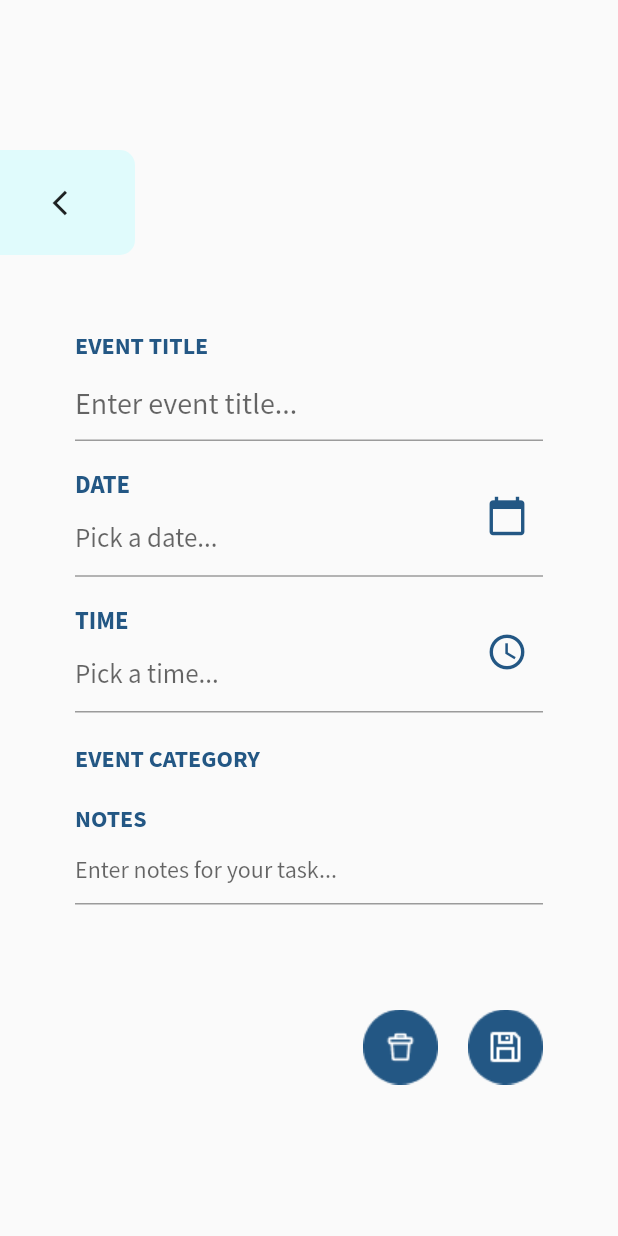
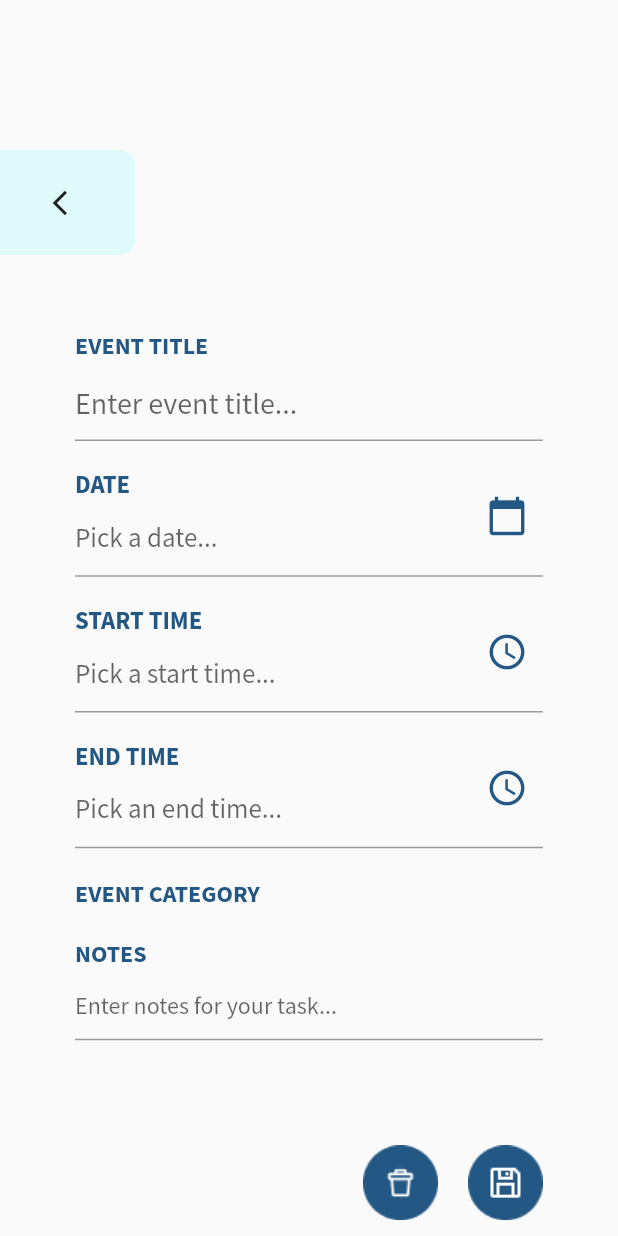
Before and after one commit to iMaro40/CS192_S2_Group5, a Flutter app: the AddEvent screen opened directly, on a phone screen of 412 x 824 dp. Run offline on Flutter 3.47's test engine with Material 2 defaults, Android fonts, the phone set to English and light mode, and no system bars; our stand-ins replace cloud_firestore, firebase_auth, firebase_core, ionicons; missing offline and left inert: dart:ffi; accounts and stored records are empty.

Commit message:
Add start and end event time

```diff
--- a/lib/views/calendar/add_event.dart
+++ b/lib/views/calendar/add_event.dart
@@ -15,13 +15,14 @@ class _AddEvent extends State<AddEvent> {
   final TextEditingController _categoryController = TextEditingController();
   final TextEditingController _notesController = TextEditingController();
   final TextEditingController _dateController = TextEditingController();
-  final TextEditingController _timeController = TextEditingController();
+  final TextEditingController _starttimeController = TextEditingController();
+  final TextEditingController _endtimeController = TextEditingController();
 
   DateTime selectedDate = DateTime.now();
   TimeOfDay selectedTime = TimeOfDay.now();
   String _reminder = "1 day before";
 
-    _selectTime(BuildContext context) async {
+    _selectstartTime(BuildContext context) async {
       final TimeOfDay picked = await showTimePicker(
           context: context,
           initialTime: selectedTime);
@@ -30,7 +31,20 @@ class _AddEvent extends State<AddEvent> {
           selectedTime = picked;
           var time =
               "${picked.hour}:${picked.minute}";
-          _timeController.text = time;
+          _starttimeController.text = time;
+        });
+    }
+
+    _selectendTime(BuildContext context) async {
+      final TimeOfDay picked = await showTimePicker(
+          context: context,
+          initialTime: selectedTime);
+      if (picked != null && picked != selectedTime)
+        setState(() {
+          selectedTime = picked;
+          var time =
+              "${picked.hour}:${picked.minute}";
+          _endtimeController.text = time;
         });
     }
 
@@ -139,23 +153,57 @@ class _AddEvent extends State<AddEvent> {
                   ),
                   SizedBox(height: 10.0),
                   GestureDetector(
-                    onTap: () => _selectTime(context),
+                    onTap: () => _selectstartTime(context),
                     child: AbsorbPointer(
                       child: TextFormField(
-                        controller: _timeController,
+                        controller: _starttimeController,
                         style: TextStyle(
                           color: Colors.black,
                           fontSize: 18
                         ),
                         decoration: InputDecoration(
-                          labelText: "TIME",
+                          labelText: "START TIME",
                           labelStyle: TextStyle(
                             color: dark_blue,
                             fontWeight: FontWeight.bold,
                             fontSize: 22
                           ),
                           floatingLabelBehavior: FloatingLabelBehavior.always,
-                          hintText: "Pick a time...",
+                          hintText: "Pick a start time...",
+                          hintStyle: TextStyle(height: 2, fontSize: 18),
+                          suffixIcon: Icon(
+                            Icons.schedule,
+                            color: dark_blue,
+                            size: 28,
+                          ),
+                        ),
+                        validator: (value) {
+                          if (value.isEmpty)
+                            return "Please enter a date for your task";
+                          return null;
+                        },
+                      ),
+                    ),
+                  ),
+                  SizedBox(height: 10.0),
+                  GestureDetector(
+                    onTap: () => _selectendTime(context),
+                    child: AbsorbPointer(
+                      child: TextFormField(
+                        controller: _endtimeController,
+                        style: TextStyle(
+                          color: Colors.black,
+                          fontSize: 18
+                        ),
+                        decoration: InputDecoration(
+                          labelText: "END TIME",
+                          labelStyle: TextStyle(
+                            color: dark_blue,
+                            fontWeight: FontWeight.bold,
+                            fontSize: 22
+                          ),
+                          floatingLabelBehavior: FloatingLabelBehavior.always,
+                          hintText: "Pick an end time...",
                           hintStyle: TextStyle(height: 2, fontSize: 18),
                           suffixIcon: Icon(
                             Icons.schedule,
--- a/lib/views/tasks/add_task.dart
+++ b/lib/views/tasks/add_task.dart
@@ -134,7 +134,7 @@ class _AddTask extends State<AddTask> {
                   Container(
                     child: DropdownButton(
                       value: _reminder,
-                      style: const TextStyle(fontSize: 1, color: Colors.black),
+                      style: const TextStyle(fontSize: 18, color: dark_grey),
                       underline: Container(
                         height: 1,
                         color: Colors.grey[500],
```
